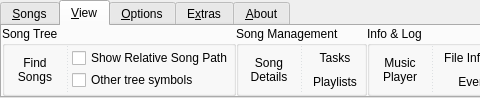
First picture: the form in uman/src/ribbon/QURibbonBar.ui, repository UltraStar-Deluxe/UltraStar-Manager, before the edit; both pictures show x 0 to 480 and y 0 to 98 of the 1038 by 98 pixel window.
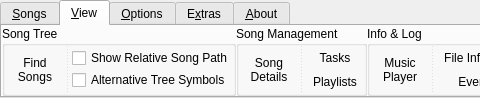
Second picture: the form after the edit. The open tabs and pages were chosen to show the change. Icons and pictures are not drawn.

Commit message: "Other tree symbols" --> "Alternative Tree Symbols" in button label

The edit to the form file:
```diff
--- a/uman/src/ribbon/QURibbonBar.ui
+++ b/uman/src/ribbon/QURibbonBar.ui
@@ -568,7 +568,7 @@
             <string>Display other symbols in the song tree that may be less annoying for the user. =)</string>
            </property>
            <property name="text">
-            <string>Other tree symbols</string>
+            <string>Alternative Tree Symbols</string>
            </property>
           </widget>
          </item>
```
